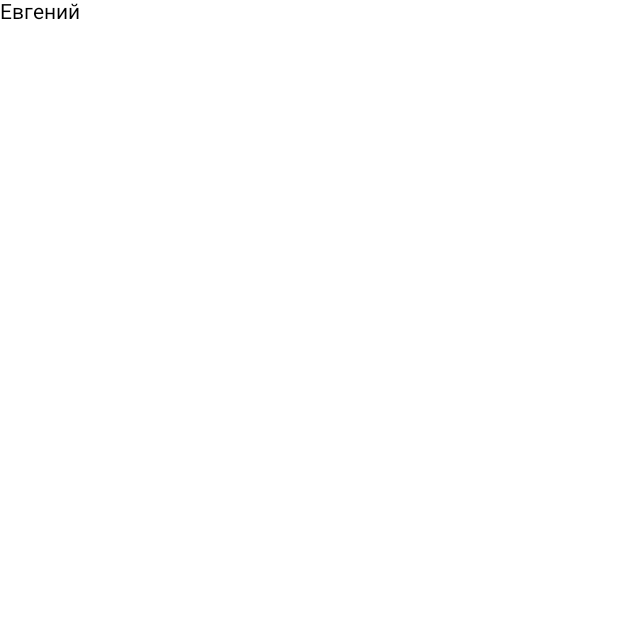
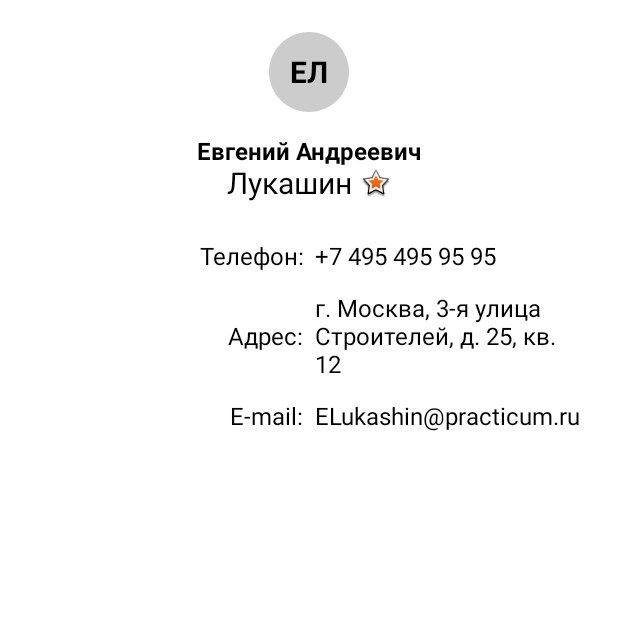
Before and after one commit to Neolight79/FirstComposeProject, an Android app built with Jetpack Compose: the screen it shows after launch (MainActivity), on a phone screen of 412 x 824 dp, the top half of it. Before the commit the part shown is almost empty. Run offline under Robolectric (Android 15) with nearby library versions, the phone set to English and light mode, and no system bars.

Commit message:
Выполнены задачи по заданию спринта №25 - Создан новый проект FirstComposeProject для демонстрации отображения карточки контакта     средствами JetPack Compose фреймворка. - Все задачи выполнены в модуле главной активити. - Функция ContactDetails получает на входе DataClass с данными контакта и отображает данные карточки согласно предложенному макету. - Оба варианта предложенных карточек контактов выводятся в режиме Preview. - Один из вариантов карточки показывается в режиме запуска приложения.

```diff
--- a/app/src/main/java/com/example/firstcomposeproject/MainActivity.kt
+++ b/app/src/main/java/com/example/firstcomposeproject/MainActivity.kt
@@ -3,9 +3,29 @@ package com.example.firstcomposeproject
 import android.os.Bundle
 import androidx.activity.ComponentActivity
 import androidx.activity.compose.setContent
+import androidx.compose.foundation.Image
+import androidx.compose.foundation.layout.Arrangement
+import androidx.compose.foundation.layout.Box
+import androidx.compose.foundation.layout.Column
+import androidx.compose.foundation.layout.Row
+import androidx.compose.foundation.layout.fillMaxSize
+import androidx.compose.foundation.layout.fillMaxWidth
+import androidx.compose.foundation.layout.height
+import androidx.compose.foundation.layout.padding
+import androidx.compose.foundation.layout.size
+import androidx.compose.material3.Icon
 import androidx.compose.material3.Text
 import androidx.compose.runtime.Composable
+import androidx.compose.ui.Alignment
+import androidx.compose.ui.Modifier
+import androidx.compose.ui.graphics.Color
+import androidx.compose.ui.res.painterResource
+import androidx.compose.ui.res.stringResource
+import androidx.compose.ui.text.font.FontWeight
+import androidx.compose.ui.text.style.TextAlign
 import androidx.compose.ui.tooling.preview.Preview
+import androidx.compose.ui.unit.dp
+import androidx.compose.ui.unit.sp
 
 class MainActivity : ComponentActivity() {
 
@@ -27,15 +47,89 @@ class MainActivity : ComponentActivity() {
     @Composable
     fun ContactDetails(contact: Contact)
     {
-        // Начинаем строить карточку контакта
-        Text(contact.name)
+        Column(
+            modifier = Modifier
+                .fillMaxWidth()
+                .padding(16.dp),
+            horizontalAlignment = Alignment.CenterHorizontally
+        ) {
+            // Первым делом показываем изображение контакта
+            Box(
+                modifier = Modifier.height(64.dp),
+                contentAlignment = Alignment.Center
+            ){
+                when (contact.imageRes == null) {
+                    true -> {
+                        Icon(
+                            modifier = Modifier.size(64.dp),
+                            painter = painterResource(id = R.drawable.circle),
+                            tint = Color.LightGray,
+                            contentDescription = null
+                        )
+                        Text(
+                            text = contact.name.take(1) + contact.familyName.take(1),
+                            fontWeight = FontWeight.Bold,
+                            fontSize = 20.sp
+                        )
+                    }
+                    false -> Image(
+                        modifier = Modifier.fillMaxSize(),
+                        painter = painterResource(id = contact.imageRes),
+                        contentDescription = null
+                    )
+                }
+            }
+            // Теперь показываем имя и отчество, если есть
+            Text("${contact.name} ${contact.surname.orEmpty()}",
+                modifier = Modifier.padding(top = 12.dp),
+                fontSize = 16.sp,
+                fontWeight = FontWeight.Bold)
+            // Теперь у нас фамилия и отметка избранного
+            Row(
+                modifier = Modifier.fillMaxWidth()
+                    .padding(bottom = 20.dp),
+                horizontalArrangement = Arrangement.Center,
+                verticalAlignment = Alignment.CenterVertically
+            ) {
+                Text(contact.familyName,
+                    fontSize = 20.sp)
+                if (contact.isFavorite)
+                    Image(
+                        modifier = Modifier.height(20.dp).padding(start = 6.dp),
+                        painter = painterResource(android.R.drawable.star_big_on),
+                        contentDescription = null)
+            }
+            // Теперь телефон
+            InfoRow(stringResource(R.string.phone), contact.phone)
+            // Теперь адрес
+            InfoRow(stringResource(R.string.address), contact.address)
+            // Теперь E-mail
+            if (!contact.email.isNullOrEmpty())
+                InfoRow(stringResource(R.string.email), contact.email)
+        }
     }
 
-    @Preview(name = "portrait", showSystemUi = true,
+    @Composable
+    fun InfoRow(name: String, value: String) {
+        Row(
+            modifier = Modifier.fillMaxWidth().padding(vertical = 8.dp),
+            verticalAlignment = Alignment.CenterVertically
+        ) {
+            Text(name,
+                modifier = Modifier.weight(0.5f).padding(horizontal = 4.dp),
+                textAlign = TextAlign.End,
+                fontSize = 16.sp)
+            Text(value,
+                modifier = Modifier.weight(0.5f).padding(horizontal = 4.dp),
+                fontSize = 16.sp)
+        }
+    }
+
+    @Preview(showSystemUi = true,
         device = "spec:width=1080px,height=2400px,dpi=420"
     )
     @Composable
-    fun ContactDetailsPreview(){
+    fun ContactDetailsPreviewLukashin(){
         ContactDetails(contact = Contact(
             name = "Евгений",
             surname = "Андреевич",
@@ -47,4 +141,18 @@ class MainActivity : ComponentActivity() {
         ))
     }
 
+    @Preview(showSystemUi = true,
+        device = "spec:width=1080px,height=2400px,dpi=420"
+    )
+    @Composable
+    fun ContactDetailsPreviewKuzyakin(){
+        ContactDetails(contact = Contact(
+            name = "Василий",
+            familyName = "Кузякин",
+            phone = "---",
+            address = "Ивановская область, дер. Крутово, д. 4",
+            imageRes = R.drawable.kuzyakin
+        ))
+    }
+
 }
--- a/app/src/main/res/values/strings.xml
+++ b/app/src/main/res/values/strings.xml
@@ -1,3 +1,6 @@
 <resources>
     <string name="app_name">FirstComposeProject</string>
+    <string name="phone">Телефон:</string>
+    <string name="address">Адрес:</string>
+    <string name="email">E-mail:</string>
 </resources>
```
Also changed, not shown: 1 other file.
